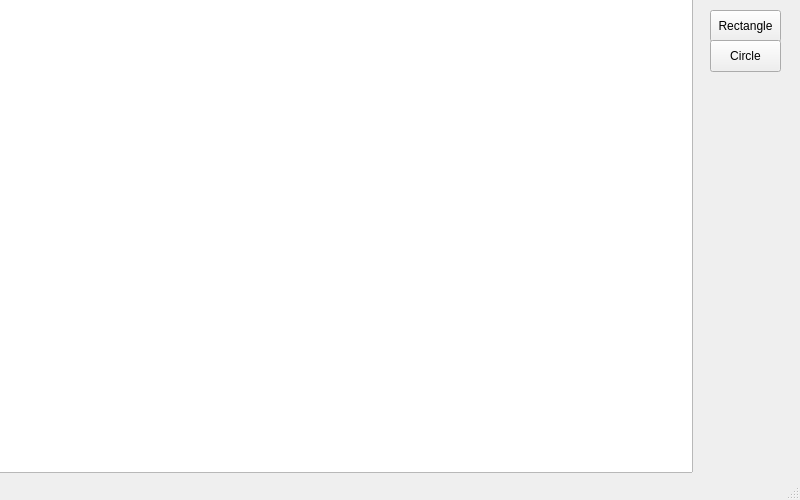
Above: LAB2/LAB2/mainwindow.ui from Artyom-Gerchik/OOPLabs before the change. Below: the same form after it.
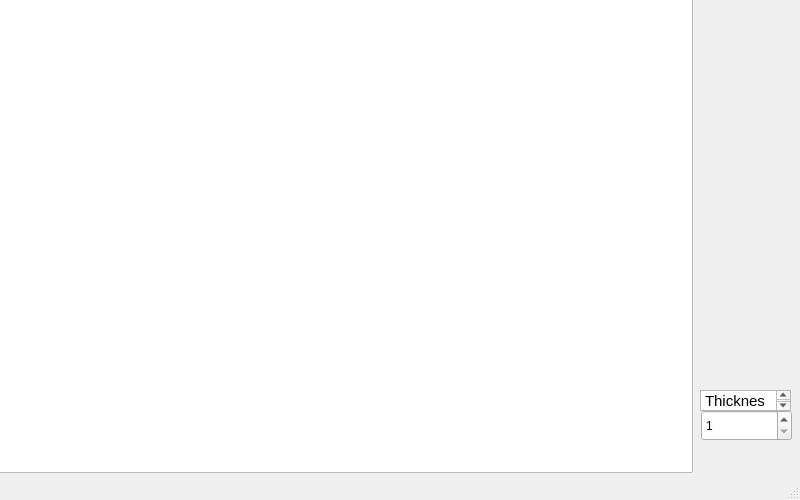
That is the form after the change.

The edit to the form file:
```diff
--- a/LAB2/LAB2/mainwindow.ui
+++ b/LAB2/LAB2/mainwindow.ui
@@ -51,30 +51,46 @@
      <set>Qt::AlignLeading|Qt::AlignLeft|Qt::AlignTop</set>
     </property>
    </widget>
-   <widget class="QPushButton" name="RectangleButton">
+   <widget class="QSpinBox" name="penWidthBox">
     <property name="geometry">
      <rect>
-      <x>710</x>
-      <y>10</y>
-      <width>71</width>
-      <height>32</height>
+      <x>701</x>
+      <y>410</y>
+      <width>91</width>
+      <height>31</height>
      </rect>
     </property>
-    <property name="text">
-     <string>Rectangle</string>
+    <property name="minimum">
+     <number>1</number>
+    </property>
+    <property name="maximum">
+     <number>100</number>
+    </property>
+    <property name="singleStep">
+     <number>1</number>
     </property>
    </widget>
-   <widget class="QPushButton" name="CircleButton">
+   <widget class="QTextEdit" name="textEdit">
     <property name="geometry">
      <rect>
-      <x>710</x>
-      <y>40</y>
-      <width>71</width>
-      <height>32</height>
+      <x>700</x>
+      <y>390</y>
+      <width>91</width>
+      <height>21</height>
      </rect>
     </property>
-    <property name="text">
-     <string>Circle</string>
+    <property name="sizePolicy">
+     <sizepolicy hsizetype="Fixed" vsizetype="Fixed">
+      <horstretch>0</horstretch>
+      <verstretch>0</verstretch>
+     </sizepolicy>
+    </property>
+    <property name="html">
+     <string>&lt;!DOCTYPE HTML PUBLIC &quot;-//W3C//DTD HTML 4.0//EN&quot; &quot;http://www.w3.org/TR/REC-html40/strict.dtd&quot;&gt;
+&lt;html&gt;&lt;head&gt;&lt;meta name=&quot;qrichtext&quot; content=&quot;1&quot; /&gt;&lt;meta charset=&quot;utf-8&quot; /&gt;&lt;style type=&quot;text/css&quot;&gt;
+p, li { white-space: pre-wrap; }
+&lt;/style&gt;&lt;/head&gt;&lt;body style=&quot; font-family:'.AppleSystemUIFont'; font-size:13pt; font-weight:400; font-style:normal;&quot;&gt;
+&lt;p style=&quot; margin-top:0px; margin-bottom:0px; margin-left:0px; margin-right:0px; -qt-block-indent:0; text-indent:0px;&quot;&gt;&lt;span style=&quot; font-size:11pt;&quot;&gt;Thickness&lt;/span&gt;&lt;/p&gt;&lt;/body&gt;&lt;/html&gt;</string>
     </property>
    </widget>
   </widget>
```
